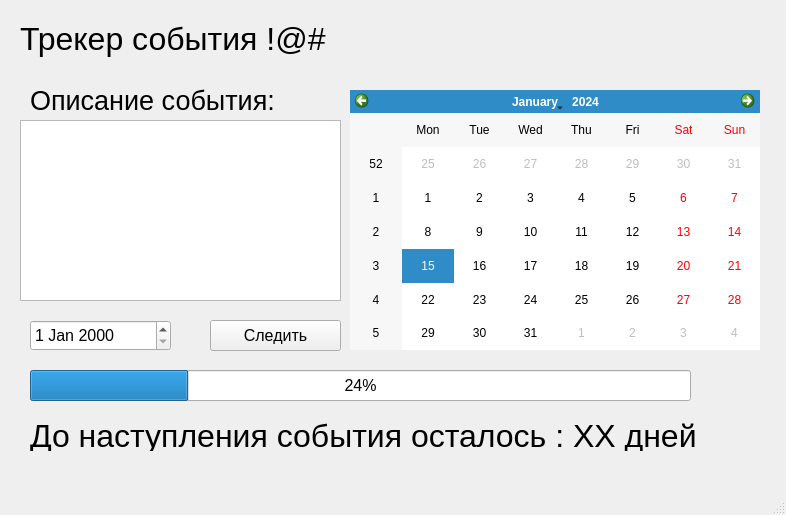
Old version of the form prog_pyqt5/tracker.ui in the repository AntonTyurin87/pet_projects.
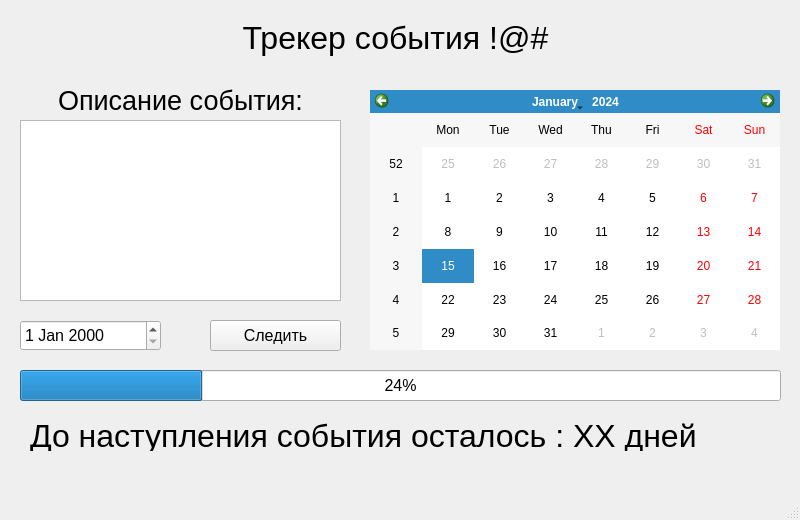
New version of the form.

```diff
--- a/prog_pyqt5/tracker.ui
+++ b/prog_pyqt5/tracker.ui
@@ -2,24 +2,36 @@
 <ui version="4.0">
  <class>MainWindow</class>
  <widget class="QMainWindow" name="MainWindow">
+  <property name="enabled">
+   <bool>true</bool>
+  </property>
   <property name="geometry">
    <rect>
     <x>0</x>
     <y>0</y>
-    <width>786</width>
-    <height>515</height>
+    <width>800</width>
+    <height>520</height>
    </rect>
   </property>
+  <property name="minimumSize">
+   <size>
+    <width>800</width>
+    <height>520</height>
+   </size>
+  </property>
   <property name="windowTitle">
    <string>Тест приложения на Python с модулем PyQt5</string>
   </property>
+  <property name="styleSheet">
+   <string notr="true">color #ffffff</string>
+  </property>
   <widget class="QWidget" name="centralwidget">
    <widget class="QLabel" name="label">
     <property name="geometry">
      <rect>
       <x>20</x>
       <y>10</y>
-      <width>661</width>
+      <width>751</width>
       <height>58</height>
      </rect>
     </property>
@@ -29,7 +41,7 @@
      </font>
     </property>
     <property name="text">
-     <string>Трекер события !@#</string>
+     <string>&lt;html&gt;&lt;head/&gt;&lt;body&gt;&lt;p align=&quot;center&quot;&gt;Трекер события !@#&lt;/p&gt;&lt;/body&gt;&lt;/html&gt;</string>
     </property>
    </widget>
    <widget class="QCalendarWidget" name="calendarWidget">
@@ -38,7 +50,7 @@
     </property>
     <property name="geometry">
      <rect>
-      <x>350</x>
+      <x>370</x>
       <y>90</y>
       <width>410</width>
       <height>260</height>
@@ -60,9 +72,9 @@
    <widget class="QProgressBar" name="progressBar">
     <property name="geometry">
      <rect>
-      <x>30</x>
+      <x>20</x>
       <y>370</y>
-      <width>661</width>
+      <width>761</width>
       <height>31</height>
      </rect>
     </property>
@@ -100,7 +112,7 @@
      </font>
     </property>
     <property name="text">
-     <string>Описание события:</string>
+     <string>&lt;html&gt;&lt;head/&gt;&lt;body&gt;&lt;p align=&quot;center&quot;&gt;Описание события:&lt;/p&gt;&lt;/body&gt;&lt;/html&gt;</string>
     </property>
    </widget>
    <widget class="QPushButton" name="pushButton">
@@ -124,7 +136,7 @@
    <widget class="QDateEdit" name="dateEdit">
     <property name="geometry">
      <rect>
-      <x>30</x>
+      <x>20</x>
       <y>320</y>
       <width>141</width>
       <height>31</height>
```
Left out of the diff: 2 changed lines with no effect on the pictures.
